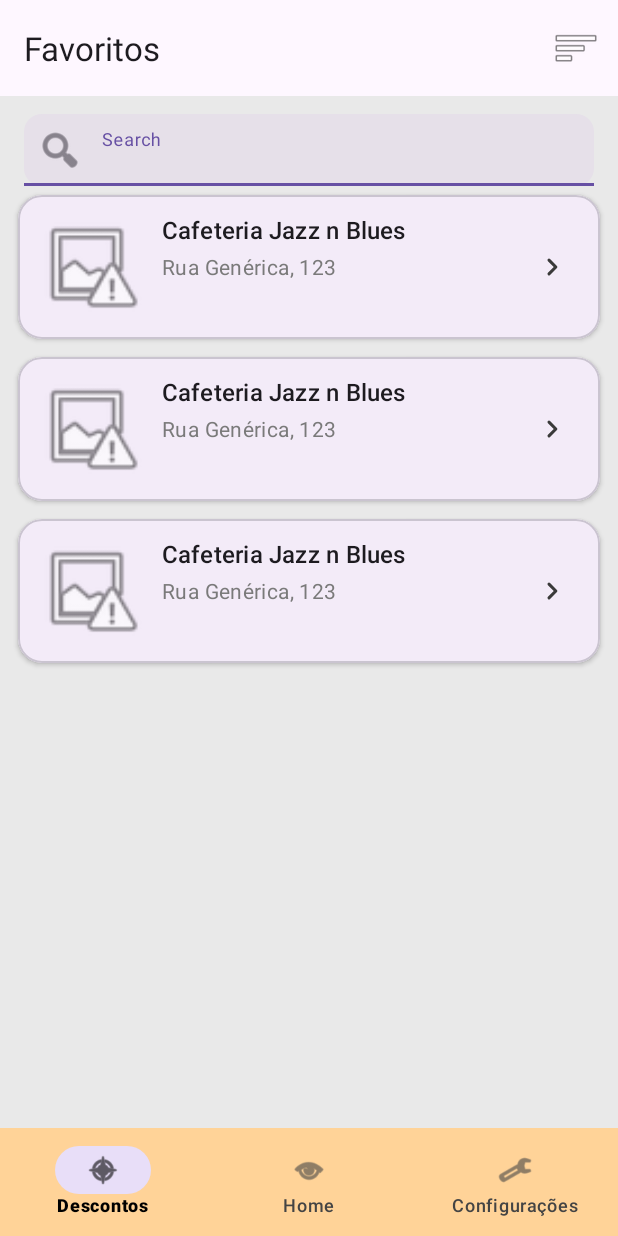
After one commit to medinodev/travo-mobile, an Android app: the layout activity_favoritos.xml on its own in the app's theme, with its tools: preview values and no code run, on a phone screen of 412 x 824 dp. The commit adds this screen. Run offline under Robolectric (Android 15) with nearby library versions, the phone set to English and light mode, and no system bars.

Commit message:
feat: tela favoritos

```diff
--- a/ApplicationTravo/app/src/main/AndroidManifest.xml
+++ b/ApplicationTravo/app/src/main/AndroidManifest.xml
@@ -12,6 +12,12 @@
         android:supportsRtl="true"
         android:theme="@style/Theme.ApplicationTravo"
         tools:targetApi="31">
+        <activity
+            android:name=".ui.favoritos.Favoritos"
+            android:exported="false" />
+        <activity
+            android:name=".ui.detalhesLocal.DetalhesLocal"
+            android:exported="false" />
         <activity
             android:name=".ui.listaServicos.ListaServicos"
             android:exported="false" />
--- /dev/null
+++ b/ApplicationTravo/app/src/main/java/com/example/applicationtravo/ui/detalhesLocal/DetalhesLocal.kt
@@ -0,0 +1,21 @@
+package com.example.applicationtravo.ui.detalhesLocal
+
+import android.os.Bundle
+import androidx.activity.enableEdgeToEdge
+import androidx.appcompat.app.AppCompatActivity
+import androidx.core.view.ViewCompat
+import androidx.core.view.WindowInsetsCompat
+import com.example.applicationtravo.R
+
+class DetalhesLocal : AppCompatActivity() {
+    override fun onCreate(savedInstanceState: Bundle?) {
+        super.onCreate(savedInstanceState)
+        enableEdgeToEdge()
+        setContentView(R.layout.activity_detalhes_local)
+        ViewCompat.setOnApplyWindowInsetsListener(findViewById(R.id.main)) { v, insets ->
+            val systemBars = insets.getInsets(WindowInsetsCompat.Type.systemBars())
+            v.setPadding(systemBars.left, systemBars.top, systemBars.right, systemBars.bottom)
+            insets
+        }
+    }
+}
--- /dev/null
+++ b/ApplicationTravo/app/src/main/java/com/example/applicationtravo/ui/favoritos/Favoritos.kt
@@ -0,0 +1,21 @@
+package com.example.applicationtravo.ui.favoritos
+
+import android.os.Bundle
+import androidx.activity.enableEdgeToEdge
+import androidx.appcompat.app.AppCompatActivity
+import androidx.core.view.ViewCompat
+import androidx.core.view.WindowInsetsCompat
+import com.example.applicationtravo.R
+
+class Favoritos : AppCompatActivity() {
+    override fun onCreate(savedInstanceState: Bundle?) {
+        super.onCreate(savedInstanceState)
+        enableEdgeToEdge()
+        setContentView(R.layout.activity_favoritos)
+        ViewCompat.setOnApplyWindowInsetsListener(findViewById(R.id.main)) { v, insets ->
+            val systemBars = insets.getInsets(WindowInsetsCompat.Type.systemBars())
+            v.setPadding(systemBars.left, systemBars.top, systemBars.right, systemBars.bottom)
+            insets
+        }
+    }
+}
--- /dev/null
+++ b/ApplicationTravo/app/src/main/res/color/selector_bottom_nav.xml
@@ -0,0 +1,5 @@
+<?xml version="1.0" encoding="utf-8"?>
+<selector xmlns:android="http://schemas.android.com/apk/res/android">
+    <item android:state_checked="true" android:color="#000000" />
+    <item android:color="#444444" />
+</selector>
--- /dev/null
+++ b/ApplicationTravo/app/src/main/res/drawable/ic_chevron_rigth.xml
@@ -0,0 +1,12 @@
+<?xml version="1.0" encoding="utf-8"?>
+<vector xmlns:android="http://schemas.android.com/apk/res/android"
+    android:width="24dp"
+    android:height="24dp"
+    android:viewportWidth="24"
+    android:viewportHeight="24"
+    android:tint="?attr/colorControlNormal">
+
+    <path
+        android:fillColor="@android:color/white"
+        android:pathData="M9.29,6.71a1,1 0,0 0,0 1.41L13.17,12l-3.88,3.88a1,1 0,1 0,1.42 1.41l4.59,-4.59a1,1 0,0 0,0 -1.41L10.71,6.71a1,1 0,0 0,-1.42 0z" />
+</vector>
--- /dev/null
+++ b/ApplicationTravo/app/src/main/res/layout/activity_detalhes_local.xml
@@ -0,0 +1,10 @@
+<?xml version="1.0" encoding="utf-8"?>
+<androidx.constraintlayout.widget.ConstraintLayout xmlns:android="http://schemas.android.com/apk/res/android"
+    xmlns:app="http://schemas.android.com/apk/res-auto"
+    xmlns:tools="http://schemas.android.com/tools"
+    android:id="@+id/main"
+    android:layout_width="match_parent"
+    android:layout_height="match_parent"
+    tools:context=".ui.detalhesLocal.DetalhesLocal">
+
+</androidx.constraintlayout.widget.ConstraintLayout>
--- /dev/null
+++ b/ApplicationTravo/app/src/main/res/layout/activity_favoritos.xml
@@ -0,0 +1,78 @@
+<?xml version="1.0" encoding="utf-8"?>
+<androidx.constraintlayout.widget.ConstraintLayout xmlns:android="http://schemas.android.com/apk/res/android"
+    xmlns:app="http://schemas.android.com/apk/res-auto"
+    xmlns:tools="http://schemas.android.com/tools"
+    android:id="@+id/main"
+    android:layout_width="match_parent"
+    android:layout_height="match_parent"
+    android:background="#E9E9E9"
+    tools:context=".ui.favoritos.Favoritos">
+
+    <!-- AppBar / Toolbar -->
+    <com.google.android.material.appbar.MaterialToolbar
+        android:id="@+id/toolbar"
+        style="@style/Widget.Material3.Toolbar"
+        android:layout_width="0dp"
+        android:layout_height="wrap_content"
+        android:background="?attr/colorSurface"
+        app:title="Favoritos"
+        app:titleCentered="false"
+        app:menu="@menu/toolbar_menu"
+        app:layout_constraintTop_toTopOf="parent"
+        app:layout_constraintStart_toStartOf="parent"
+        app:layout_constraintEnd_toEndOf="parent" />
+
+    <!-- Campo de busca -->
+    <com.google.android.material.textfield.TextInputLayout
+        android:id="@+id/tilSearch"
+        style="@style/Widget.Material3.TextInputLayout.FilledBox.Dense"
+        android:layout_width="0dp"
+        android:layout_height="wrap_content"
+        android:layout_marginHorizontal="16dp"
+        android:layout_marginTop="12dp"
+        app:startIconDrawable="@android:drawable/ic_menu_search"
+        app:boxCornerRadiusTopStart="12dp"
+        app:boxCornerRadiusTopEnd="12dp"
+        app:boxCornerRadiusBottomStart="12dp"
+        app:boxCornerRadiusBottomEnd="12dp"
+        app:layout_constraintTop_toBottomOf="@id/toolbar"
+        app:layout_constraintStart_toStartOf="parent"
+        app:layout_constraintEnd_toEndOf="parent">
+
+        <com.google.android.material.textfield.TextInputEditText
+            android:id="@+id/etSearch"
+            android:layout_width="match_parent"
+            android:layout_height="48dp"
+            android:hint="Search"
+            android:singleLine="true" />
+    </com.google.android.material.textfield.TextInputLayout>
+
+    <!-- Lista de favoritos -->
+    <androidx.recyclerview.widget.RecyclerView
+        android:id="@+id/rvFavorites"
+        android:layout_width="0dp"
+        android:layout_height="0dp"
+        android:paddingHorizontal="12dp"
+        android:clipToPadding="false"
+        app:layoutManager="androidx.recyclerview.widget.LinearLayoutManager"
+        app:layout_constraintTop_toBottomOf="@id/tilSearch"
+        app:layout_constraintStart_toStartOf="parent"
+        app:layout_constraintEnd_toEndOf="parent"
+        app:layout_constraintBottom_toTopOf="@+id/bottomNav"
+        tools:listitem="@layout/item_favorito" />
+
+    <!-- Bottom Navigation -->
+    <com.google.android.material.bottomnavigation.BottomNavigationView
+        android:id="@+id/bottomNav"
+        android:layout_width="0dp"
+        android:layout_height="72dp"
+        android:background="#FFD398"
+        app:labelVisibilityMode="labeled"
+        app:itemIconTint="@color/selector_bottom_nav"
+        app:itemTextColor="@color/selector_bottom_nav"
+        app:menu="@menu/bottom_nav_menu"
+        app:layout_constraintBottom_toBottomOf="parent"
+        app:layout_constraintStart_toStartOf="parent"
+        app:layout_constraintEnd_toEndOf="parent" />
+
+</androidx.constraintlayout.widget.ConstraintLayout>
--- /dev/null
+++ b/ApplicationTravo/app/src/main/res/layout/item_favorito.xml
@@ -0,0 +1,67 @@
+<?xml version="1.0" encoding="utf-8"?>
+<com.google.android.material.card.MaterialCardView xmlns:android="http://schemas.android.com/apk/res/android"
+    xmlns:app="http://schemas.android.com/apk/res-auto"
+    android:layout_width="match_parent"
+    android:layout_height="96dp"
+    android:layout_marginVertical="6dp"
+    app:cardUseCompactPadding="true"
+    app:cardCornerRadius="16dp"
+    app:cardElevation="2dp">
+
+    <androidx.constraintlayout.widget.ConstraintLayout
+        android:layout_width="match_parent"
+        android:layout_height="match_parent"
+        android:paddingHorizontal="12dp">
+
+        <com.google.android.material.imageview.ShapeableImageView
+            android:id="@+id/imgPlace"
+            android:layout_width="72dp"
+            android:layout_height="72dp"
+            android:scaleType="centerCrop"
+            android:src="@android:drawable/ic_menu_report_image"
+            app:layout_constraintStart_toStartOf="parent"
+            app:layout_constraintTop_toTopOf="parent"
+            app:layout_constraintBottom_toBottomOf="parent" />
+
+        <TextView
+            android:id="@+id/tvTitle"
+            android:layout_width="0dp"
+            android:layout_height="wrap_content"
+            android:layout_marginStart="12dp"
+            android:ellipsize="end"
+            android:maxLines="1"
+            android:text="Cafeteria Jazz n Blues"
+            android:textAppearance="@style/TextAppearance.Material3.TitleMedium"
+            app:layout_constraintStart_toEndOf="@id/imgPlace"
+            app:layout_constraintTop_toTopOf="@id/imgPlace"
+            app:layout_constraintEnd_toStartOf="@id/btnChevron" />
+
+        <TextView
+            android:id="@+id/tvSubtitle"
+            android:layout_width="0dp"
+            android:layout_height="wrap_content"
+            android:layout_marginStart="12dp"
+            android:layout_marginTop="4dp"
+            android:ellipsize="end"
+            android:maxLines="1"
+            android:text="Rua Genérica, 123"
+            android:textAppearance="@style/TextAppearance.Material3.BodyMedium"
+            android:textColor="#7A7A7A"
+            app:layout_constraintStart_toEndOf="@id/imgPlace"
+            app:layout_constraintTop_toBottomOf="@id/tvTitle"
+            app:layout_constraintEnd_toStartOf="@id/btnChevron" />
+
+        <ImageButton
+            android:id="@+id/btnChevron"
+            android:layout_width="40dp"
+            android:layout_height="40dp"
+            android:background="?attr/selectableItemBackgroundBorderless"
+            android:src="@drawable/ic_chevron_rigth"
+            android:contentDescription="@string/content_details"
+            app:tint="#3A3A3A"
+            app:layout_constraintEnd_toEndOf="parent"
+            app:layout_constraintTop_toTopOf="parent"
+            app:layout_constraintBottom_toBottomOf="parent" />
+
+    </androidx.constraintlayout.widget.ConstraintLayout>
+</com.google.android.material.card.MaterialCardView>
--- /dev/null
+++ b/ApplicationTravo/app/src/main/res/menu/toolbar_menu.xml
@@ -0,0 +1,10 @@
+<?xml version="1.0" encoding="utf-8"?>
+<menu xmlns:android="http://schemas.android.com/apk/res/android"
+    xmlns:app="http://schemas.android.com/apk/res-auto">
+
+    <item
+        android:id="@+id/action_menu"
+        android:title="Menu"
+        android:icon="@android:drawable/ic_menu_sort_by_size"
+        app:showAsAction="always" />
+</menu>
--- a/ApplicationTravo/app/src/main/res/values/strings.xml
+++ b/ApplicationTravo/app/src/main/res/values/strings.xml
@@ -1,3 +1,5 @@
 <resources>
     <string name="app_name">ApplicationTravo</string>
+    <string name="content_image">Imagem do local</string>
+    <string name="content_details">Ver detalhes</string>
 </resources>
```
